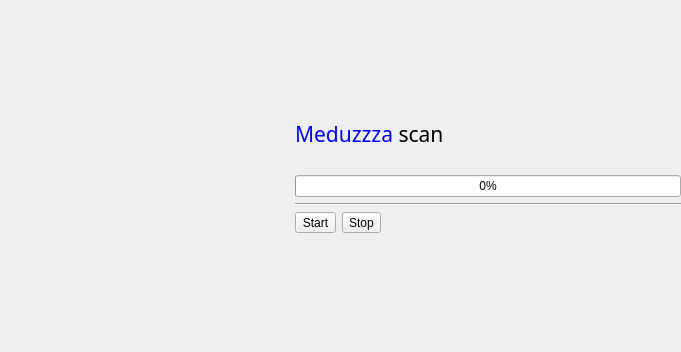
Qt form sources/gui/ui/scanwidget.ui (amd00/meduzzza) before a commit.
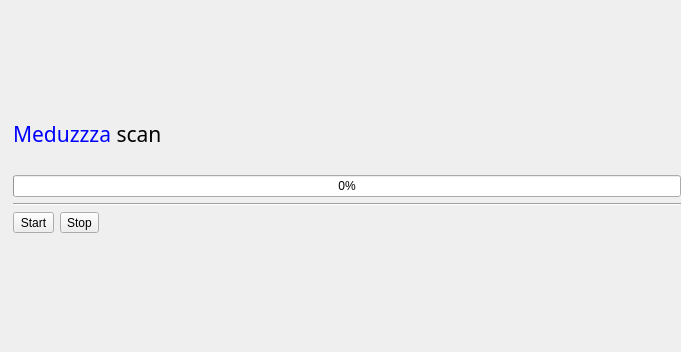
The same form after that commit. Icons and pictures are not drawn.

Commit message: Setup widget added

```diff
--- a/sources/gui/ui/scanwidget.ui
+++ b/sources/gui/ui/scanwidget.ui
@@ -13,23 +13,10 @@
   <property name="windowTitle">
    <string>Form</string>
   </property>
-  <layout class="QHBoxLayout" name="horizontalLayout_3" stretch="10,20,40">
+  <layout class="QHBoxLayout" name="horizontalLayout_3" stretch="0,1">
    <property name="margin">
     <number>0</number>
    </property>
-   <item>
-    <spacer name="horizontalSpacer_2">
-     <property name="orientation">
-      <enum>Qt::Horizontal</enum>
-     </property>
-     <property name="sizeHint" stdset="0">
-      <size>
-       <width>40</width>
-       <height>20</height>
-      </size>
-     </property>
-    </spacer>
-   </item>
    <item>
     <widget class="QLabel" name="m_logo_label">
      <property name="text">
```
The commit also changes 3 other files.
